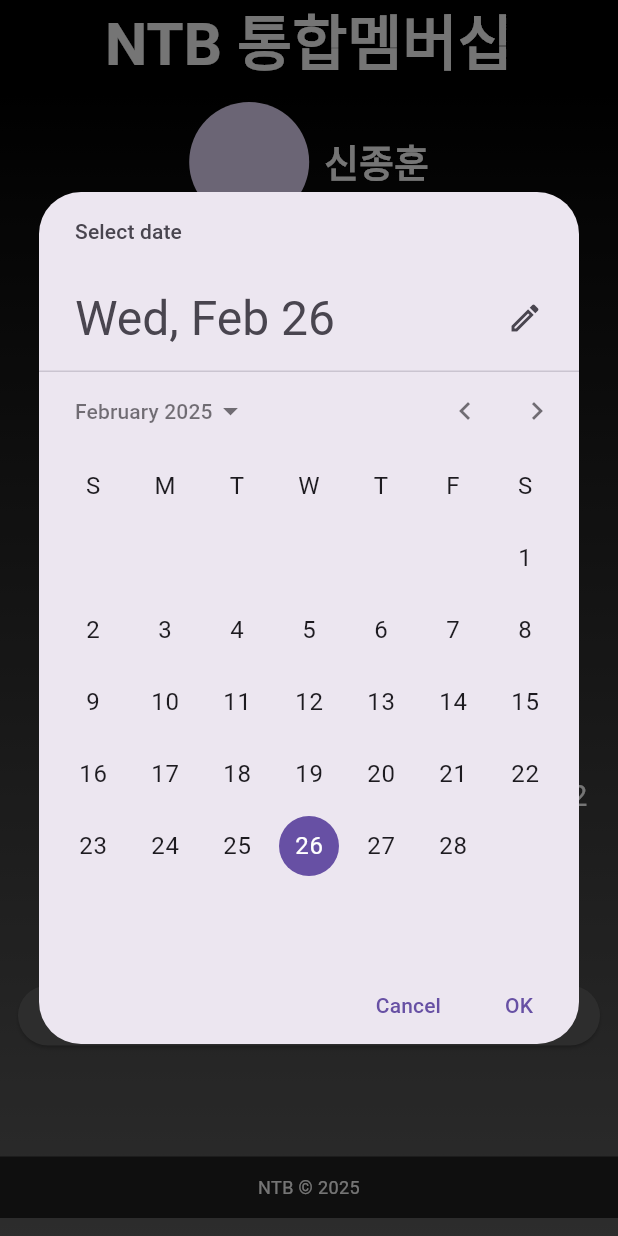
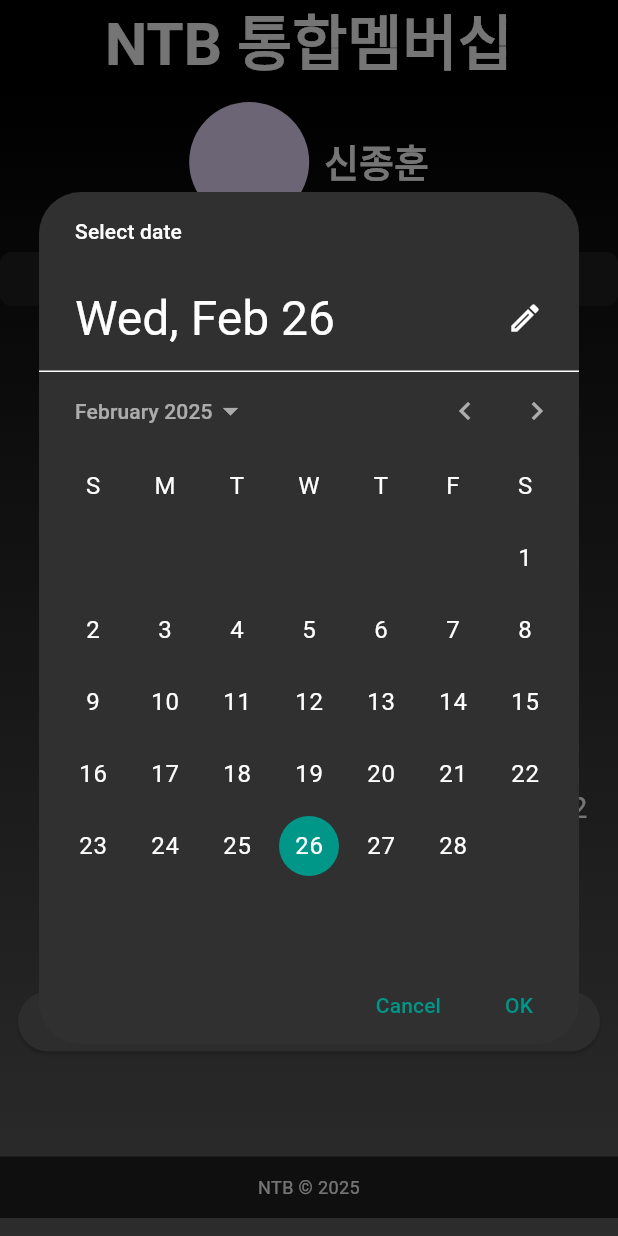
Before and after one commit to solardayz/ntb_app, a Flutter app: the screen it shows after launch, after a tap on an icon or button, on a phone screen of 412 x 824 dp. Run offline on Flutter 3.47's test engine with Material 3 defaults, Android fonts, the phone set to English and light mode, and no system bars; drawn by our look-alikes of percent_indicator; network calls fail.

Commit message:
Feat: Add table_calendar and simple_gesture_detector dependencies, Refactor Membership Screen UI
- Adds `table_calendar` version 3.0.9 and `simple_gesture_detector` version 0.2.1 as dependencies in `pubspec.yaml` and updates `pubspec.lock` accordingly.
- Updates the theme of the date picker in `membership_screen.dart` to customize colors for the calendar UI.
- Changes month label list to numerical values in `membership_screen.dart`.
- Refactors the UI structure in `membership_screen.dart` into separate widget methods: `_buildProfileSection`, `_buildDateSelector`, `_buildStatCircles`, `_buildMonthlyChart`, `_buildButton`, `_buildFooter`.
- Adds a `SizedBox` to wrap the date selector in `membership_screen.dart`.

```diff
--- a/lib/screens/membership_screen.dart
+++ b/lib/screens/membership_screen.dart
@@ -1,5 +1,4 @@
 import 'package:flutter/material.dart';
-import 'package:percent_indicator/percent_indicator.dart';
 import 'package:intl/intl.dart';
 import '../widgets/stat_circle.dart';
 import '../widgets/monthly_chart.dart';
@@ -16,32 +15,10 @@ class _MembershipScreenState extends State<MembershipScreen> {
   final double weeklyAttendance = 0.60;
   final double monthlyAttendance = 0.80;
   final List<double> monthlyAttendanceData = [
-    0.8,
-    0.75,
-    0.9,
-    0.6,
-    0.85,
-    0.7,
-    0.8,
-    0.95,
-    0.65,
-    0.9,
-    0.8,
-    0.77,
+    0.8, 0.75, 0.9, 0.6, 0.85, 0.7, 0.8, 0.95, 0.65, 0.9, 0.8, 0.77,
   ];
   final List<String> monthLabels = [
-    "1",
-    "2",
-    "3",
-    "4",
-    "5",
-    "6",
-    "7",
-    "8",
-    "9",
-    "10",
-    "11",
-    "12",
+    "1", "2", "3", "4", "5", "6", "7", "8", "9", "10", "11", "12",
   ];
 
   DateTime _selectedDate = DateTime.now();
@@ -75,6 +52,20 @@ class _MembershipScreenState extends State<MembershipScreen> {
       initialDate: _selectedDate,
       firstDate: DateTime(2000),
       lastDate: DateTime(2100),
+      builder: (BuildContext context, Widget? child) {
+        return Theme(
+          data: ThemeData.dark().copyWith(
+            colorScheme: ColorScheme.dark(
+              primary: Colors.teal,         // 헤더 배경 색상
+              onPrimary: Colors.white,        // 헤더 텍스트 색상
+              surface: Colors.grey[850]!,      // 달력 배경 색상
+              onSurface: Colors.white,        // 달력 텍스트 색상
+            ),
+            dialogBackgroundColor: Colors.grey[800],
+          ),
+          child: child!,
+        );
+      },
     );
     if (picked != null && picked != _selectedDate) {
       setState(() {
@@ -113,18 +104,45 @@ class _MembershipScreenState extends State<MembershipScreen> {
           padding: const EdgeInsets.symmetric(vertical: 12.0),
           child: Column(
             children: [
-              // 프로필 영역
-              Row(
+              _buildProfileSection(),
+              const SizedBox(height: 20),
+              _buildDateSelector(),
+              const SizedBox(height: 20),
+              _buildStatCircles(),
+              const SizedBox(height: 16),
+              _buildMonthlyChart(),
+              const SizedBox(height: 8),
+              const Text(
+                "월별 출석률",
+                style: TextStyle(
+                  fontSize: 20,
+                  fontWeight: FontWeight.w500,
+                  color: Colors.white,
+                ),
+              ),
+              const Spacer(),
+              _buildButton(),
+              const Spacer(),
+              _buildFooter(),
+            ],
+          ),
+        ),
+      ),
+    );
+  }
+
+  Widget _buildProfileSection() {
+    return Row(
       mainAxisAlignment: MainAxisAlignment.center,
-                children: [
-                  const CircleAvatar(
+      children: const [
+        CircleAvatar(
           radius: 40,
           backgroundImage: NetworkImage(
             'https://pimg.mk.co.kr/meet/neds/2014/10/image_readtop_2014_1274942_14123176891560616.jpg',
           ),
         ),
-                  const SizedBox(width: 10),
-                  const Text(
+        SizedBox(width: 10),
+        Text(
           '신종훈',
           style: TextStyle(
             fontSize: 25,
@@ -133,11 +151,14 @@ class _MembershipScreenState extends State<MembershipScreen> {
           ),
         ),
       ],
-              ),
-              const SizedBox(height: 20),
-              // 날짜 선택 영역
-              GestureDetector(
+    );
+  }
+
+  Widget _buildDateSelector() {
+    return GestureDetector(
       onTap: () => _selectDate(context),
+      child: SizedBox(
+        width: double.infinity,
         child: Container(
           padding: const EdgeInsets.symmetric(vertical: 8, horizontal: 16),
           decoration: BoxDecoration(
@@ -146,6 +167,7 @@ class _MembershipScreenState extends State<MembershipScreen> {
           ),
           child: Text(
             formattedDate,
+            textAlign: TextAlign.center,
             style: const TextStyle(
               fontSize: 14,
               fontWeight: FontWeight.w500,
@@ -154,9 +176,11 @@ class _MembershipScreenState extends State<MembershipScreen> {
           ),
         ),
       ),
-              const SizedBox(height: 12),
-              // 세 개의 원형 통계 영역
-              Row(
+    );
+  }
+
+  Widget _buildStatCircles() {
+    return Row(
       mainAxisAlignment: MainAxisAlignment.spaceEvenly,
       children: [
         StatCircle(
@@ -175,27 +199,21 @@ class _MembershipScreenState extends State<MembershipScreen> {
           progressColor: Colors.grey[100]!,
         ),
       ],
-              ),
-              const SizedBox(height: 16),
-              // 월별 막대 그래프 영역
-              Padding(
+    );
+  }
+
+  Widget _buildMonthlyChart() {
+    return Padding(
       padding: const EdgeInsets.symmetric(horizontal: 16.0),
       child: MonthlyChart(
         monthLabels: monthLabels,
         animationHeights: _animationHeights,
       ),
-              ),
-              const SizedBox(height: 8),
-              const Text(
-                "월별 출석률",
-                style: TextStyle(
-                  fontSize: 20,
-                  fontWeight: FontWeight.w500,
-                  color: Colors.white,
-                ),
-              ),
-              const Spacer(),
-              Container(
+    );
+  }
+
+  Widget _buildButton() {
+    return Container(
       width: double.infinity,
       padding: const EdgeInsets.all(12),
       child: ElevatedButton(
@@ -205,9 +223,11 @@ class _MembershipScreenState extends State<MembershipScreen> {
         onPressed: () {},
         child: const Text('마이엔티비', style: TextStyle(color: Colors.white)),
       ),
-              ),
-              const Spacer(),
-              Container(
+    );
+  }
+
+  Widget _buildFooter() {
+    return Container(
       width: double.infinity,
       padding: const EdgeInsets.all(12),
       color: Colors.grey[900],
@@ -216,11 +236,6 @@ class _MembershipScreenState extends State<MembershipScreen> {
         textAlign: TextAlign.center,
         style: TextStyle(fontSize: 12, color: Colors.white),
       ),
-              ),
-            ],
-          ),
-        ),
-      ),
     );
   }
 }
--- a/pubspec.yaml
+++ b/pubspec.yaml
@@ -35,6 +35,7 @@ dependencies:
   percent_indicator: ^4.2.2
   path_provider: ^2.1.1
   image_picker: ^1.0.5
+  table_calendar: ^3.0.9
 
   # The following adds the Cupertino Icons font to your application.
   # Use with the CupertinoIcons class for iOS style icons.
```
Also changed, not shown: pubspec.lock. Lines whose indentation alone changed are shown as unchanged.
